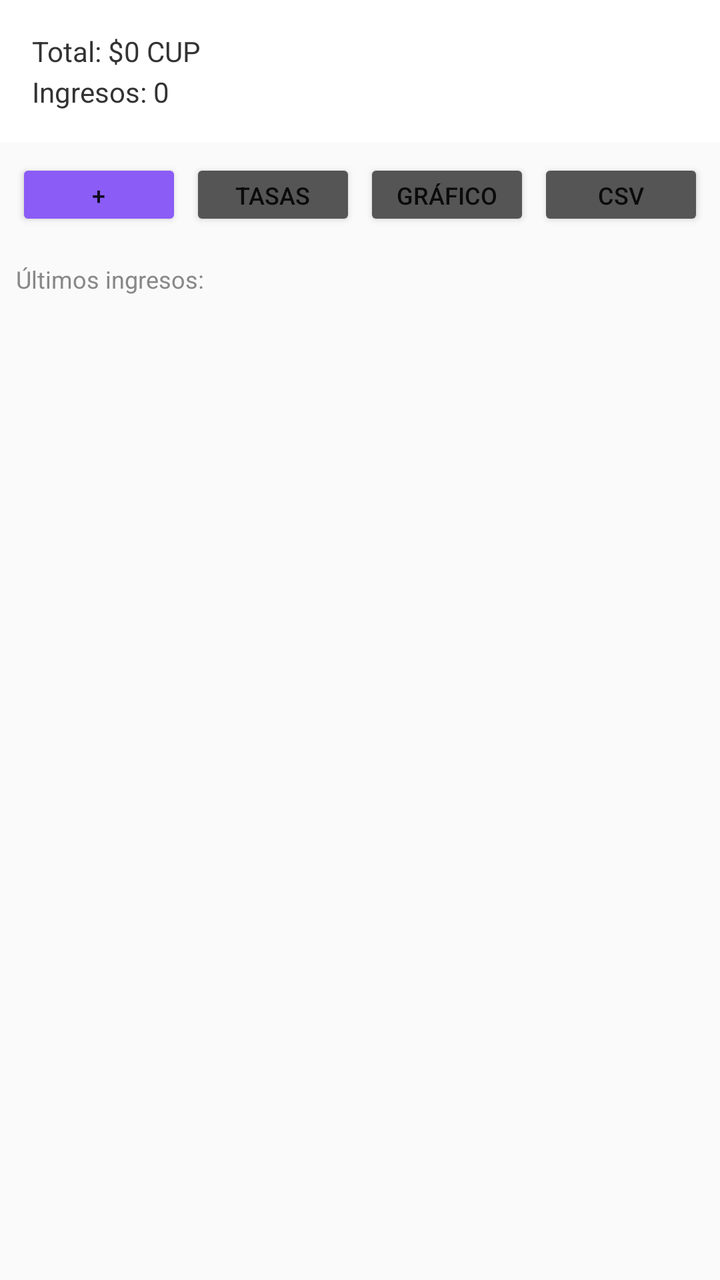
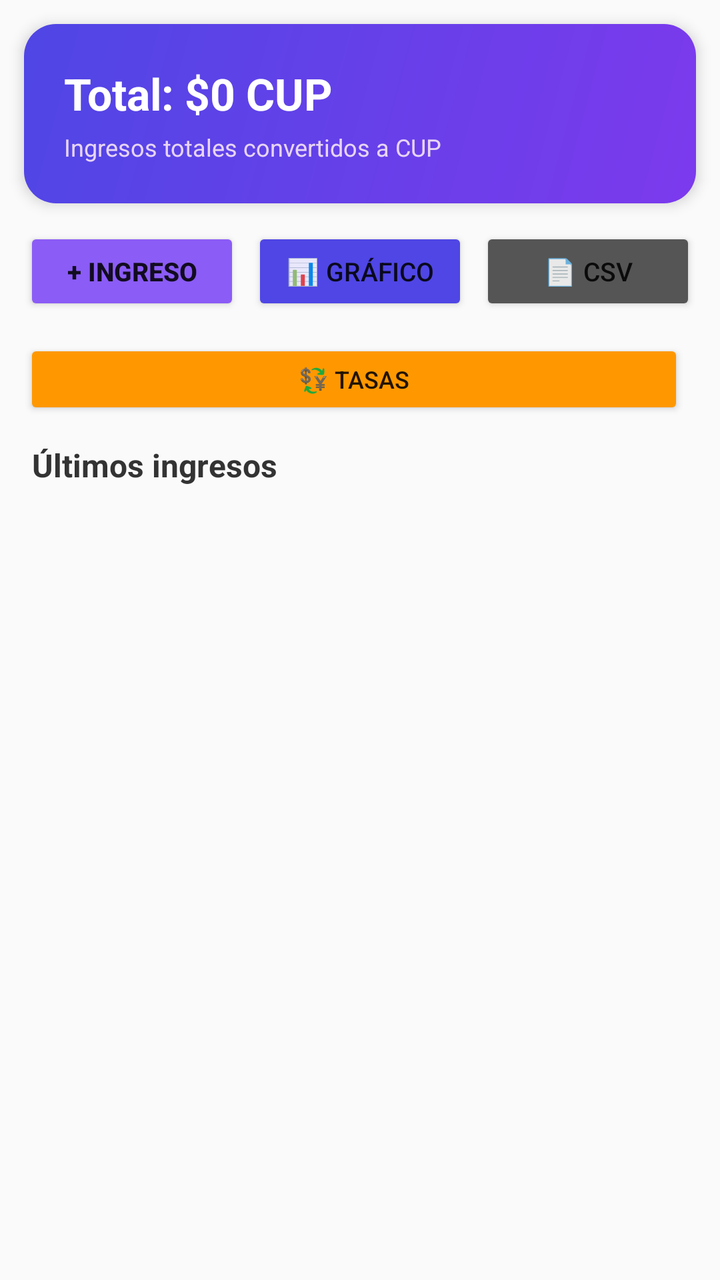

Screens rendered from an Android XML layout before and after an edit, with the pre-edit source and the edit as a unified diff.
<!-- AndroidManifest.xml: application theme Theme.Creador360 -->
<!-- res/layout/fragment_ganancias.xml -->
<?xml version="1.0" encoding="utf-8"?>
<LinearLayout xmlns:android="http://schemas.android.com/apk/res/android"
    android:layout_width="match_parent"
    android:layout_height="match_parent"
    android:background="#FAFAFA"
    android:orientation="vertical">

    <LinearLayout
        android:layout_width="match_parent"
        android:layout_height="wrap_content"
        android:background="#FFFFFF"
        android:orientation="vertical"
        android:padding="16dp">

        <TextView
            android:id="@+id/tvResumen"
            android:layout_width="match_parent"
            android:layout_height="wrap_content"
            android:text="Total: $0 CUP\nIngresos: 0"
            android:textColor="#333333"
            android:textSize="14sp"
            android:lineSpacingExtra="4dp" />
    </LinearLayout>

    <LinearLayout
        android:layout_width="match_parent"
        android:layout_height="wrap_content"
        android:orientation="horizontal"
        android:padding="8dp">

        <Button
            android:id="@+id/btnAgregarIngreso"
            android:layout_width="0dp"
            android:layout_height="36dp"
            android:layout_weight="1"
            android:text="+ Ingreso"
            android:textSize="12sp"
            android:backgroundTint="#8B5CF6"
            android:layout_marginEnd="4dp" />

        <Button
            android:id="@+id/btnTasaCambio"
            android:layout_width="0dp"
            android:layout_height="36dp"
            android:layout_weight="1"
            android:text="Tasas"
            android:textSize="12sp"
            android:backgroundTint="#555555"
            android:layout_marginEnd="4dp" />

        <Button
            android:id="@+id/btnVerGrafico"
            android:layout_width="0dp"
            android:layout_height="36dp"
            android:layout_weight="1"
            android:text="Gráfico"
            android:textSize="12sp"
            android:backgroundTint="#555555"
            android:layout_marginEnd="4dp" />

        <Button
            android:id="@+id/btnExportarCSV"
            android:layout_width="0dp"
            android:layout_height="36dp"
            android:layout_weight="1"
            android:text="CSV"
            android:textSize="12sp"
            android:backgroundTint="#555555" />
    </LinearLayout>

    <TextView
        android:layout_width="match_parent"
        android:layout_height="wrap_content"
        android:text="Últimos ingresos:"
        android:textColor="#888888"
        android:textSize="12sp"
        android:padding="8dp" />

    <ScrollView
        android:layout_width="match_parent"
        android:layout_height="0dp"
        android:layout_weight="1">

        <LinearLayout
            android:id="@+id/llIngresos"
            android:layout_width="match_parent"
            android:layout_height="wrap_content"
            android:orientation="vertical"
            android:padding="8dp" />
    </ScrollView>
</LinearLayout>
<!-- resources referenced by this layout -->
<resources>
  <style name="Theme.Creador360" parent="Theme.MaterialComponents.DayNight.NoActionBar">
          <item name="colorPrimary">#8B5CF6</item>
          <item name="colorPrimaryVariant">#7C3AED</item>
          <item name="colorOnPrimary">#FFFFFF</item>
          <item name="colorSecondary">#8B5CF6</item>
          <item name="colorSurface">#FFFFFF</item>
          <item name="colorOnSurface">#333333</item>
          <item name="android:colorBackground">#FAFAFA</item>
          <item name="android:statusBarColor">#FAFAFA</item>
          <item name="android:navigationBarColor">#FFFFFF</item>
      </style>
</resources>

<!-- the commit's change to res/layout/fragment_ganancias.xml (unified diff, before → after) -->
@@ -5,76 +5,105 @@
     android:background="#FAFAFA"
     android:orientation="vertical">
 
+    
     <LinearLayout
         android:layout_width="match_parent"
         android:layout_height="wrap_content"
-        android:background="#FFFFFF"
+        android:background="@drawable/header_gradient"
         android:orientation="vertical"
-        android:padding="16dp">
+        android:padding="20dp"
+        android:layout_margin="12dp"
+        android:elevation="4dp">
 
         <TextView
             android:id="@+id/tvResumen"
             android:layout_width="match_parent"
             android:layout_height="wrap_content"
-            android:text="Total: $0 CUP\nIngresos: 0"
-            android:textColor="#333333"
-            android:textSize="14sp"
-            android:lineSpacingExtra="4dp" />
+            android:text="Total: $0 CUP"
+            android:textColor="#FFFFFF"
+            android:textSize="22sp"
+            android:textStyle="bold"
+            android:lineSpacingExtra="6dp" />
+
+        <TextView
+            android:layout_width="wrap_content"
+            android:layout_height="wrap_content"
+            android:text="Ingresos totales convertidos a CUP"
+            android:textColor="#E8D5F5"
+            android:textSize="12sp"
+            android:layout_marginTop="4dp" />
+    </LinearLayout>
+
+    
+    <LinearLayout
+        android:layout_width="match_parent"
+        android:layout_height="wrap_content"
+        android:orientation="horizontal"
+        android:paddingHorizontal="12dp"
+        android:layout_marginBottom="12dp">
+
+        <Button
+            android:id="@+id/btnAgregarIngreso"
+            android:layout_width="0dp"
+            android:layout_height="44dp"
+            android:layout_weight="1"
+            android:text="+ Ingreso"
+            android:textSize="13sp"
+            android:textStyle="bold"
+            android:backgroundTint="#8B5CF6"
+            android:layout_marginEnd="6dp"
+            android:elevation="2dp" />
+
+        <Button
+            android:id="@+id/btnVerGrafico"
+            android:layout_width="0dp"
+            android:layout_height="44dp"
+            android:layout_weight="1"
+            android:text="📊 Gráfico"
+            android:textSize="13sp"
+            android:backgroundTint="#4F46E5"
+            android:layout_marginEnd="6dp"
+            android:elevation="2dp" />
+
+        <Button
+            android:id="@+id/btnExportarCSV"
+            android:layout_width="0dp"
+            android:layout_height="44dp"
+            android:layout_weight="1"
+            android:text="📄 CSV"
+            android:textSize="13sp"
+            android:backgroundTint="#555555"
+            android:elevation="2dp" />
     </LinearLayout>
 
     <LinearLayout
         android:layout_width="match_parent"
         android:layout_height="wrap_content"
         android:orientation="horizontal"
-        android:padding="8dp">
-
-        <Button
-            android:id="@+id/btnAgregarIngreso"
-            android:layout_width="0dp"
-            android:layout_height="36dp"
-            android:layout_weight="1"
-            android:text="+ Ingreso"
-            android:textSize="12sp"
-            android:backgroundTint="#8B5CF6"
-            android:layout_marginEnd="4dp" />
+        android:paddingHorizontal="12dp"
+        android:layout_marginBottom="12dp">
 
         <Button
             android:id="@+id/btnTasaCambio"
             android:layout_width="0dp"
-            android:layout_height="36dp"
+            android:layout_height="40dp"
             android:layout_weight="1"
-            android:text="Tasas"
+            android:text="💱 Tasas"
             android:textSize="12sp"
-            android:backgroundTint="#555555"
-            android:layout_marginEnd="4dp" />
-
-        <Button
-            android:id="@+id/btnVerGrafico"
-            android:layout_width="0dp"
-            android:layout_height="36dp"
-            android:layout_weight="1"
-            android:text="Gráfico"
-            android:textSize="12sp"
-            android:backgroundTint="#555555"
-            android:layout_marginEnd="4dp" />
-
-        <Button
-            android:id="@+id/btnExportarCSV"
-            android:layout_width="0dp"
-            android:layout_height="36dp"
-            android:layout_weight="1"
-            android:text="CSV"
-            android:textSize="12sp"
-            android:backgroundTint="#555555" />
+            android:backgroundTint="#FF9800"
+            android:layout_marginEnd="6dp" />
     </LinearLayout>
 
+    
     <TextView
         android:layout_width="match_parent"
         android:layout_height="wrap_content"
-        android:text="Últimos ingresos:"
-        android:textColor="#888888"
-        android:textSize="12sp"
-        android:padding="8dp" />
+        android:text="Últimos ingresos"
+        android:textColor="#333333"
+        android:textSize="16sp"
+        android:textStyle="bold"
+        android:paddingHorizontal="16dp"
+        android:paddingBottom="8dp" />
 
     <ScrollView
         android:layout_width="match_parent"
@@ -86,6 +115,6 @@
             android:layout_width="match_parent"
             android:layout_height="wrap_content"
             android:orientation="vertical"
-            android:padding="8dp" />
+            android:paddingHorizontal="12dp" />
     </ScrollView>
 </LinearLayout>
<!-- resource entries referenced after the edit -->
@@ -1,5 +1,11 @@
 <!-- resources referenced by this layout -->
 <resources>
+  <!-- drawable header_gradient (drawable) -->
+  <?xml version="1.0" encoding="utf-8"?>
+  <shape xmlns:android="http://schemas.android.com/apk/res/android" android:shape="rectangle">
+      <gradient android:startColor="#7C3AED" android:endColor="#4F46E5" android:angle="135" />
+      <corners android:radius="16dp" />
+  </shape>
   <style name="Theme.Creador360" parent="Theme.MaterialComponents.DayNight.NoActionBar">
           <item name="colorPrimary">#8B5CF6</item>
           <item name="colorPrimaryVariant">#7C3AED</item>
